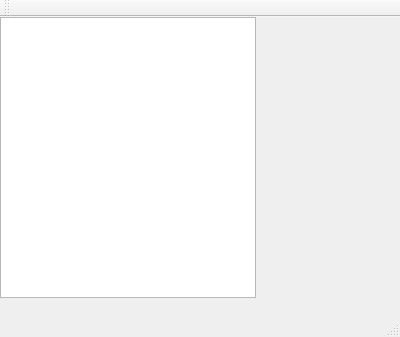
Qt form mainwindow.ui (Christopher2467/PropertyPlus) before a commit.
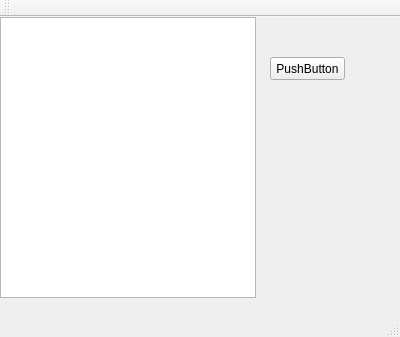
The same form after that commit.

Commit message: Adding the creator form without conflicts

```diff
--- a/mainwindow.ui
+++ b/mainwindow.ui
@@ -24,6 +24,19 @@
      </rect>
     </property>
    </widget>
+   <widget class="QPushButton" name="formOpen">
+    <property name="geometry">
+     <rect>
+      <x>270</x>
+      <y>40</y>
+      <width>75</width>
+      <height>23</height>
+     </rect>
+    </property>
+    <property name="text">
+     <string>PushButton</string>
+    </property>
+   </widget>
   </widget>
   <widget class="QMenuBar" name="menuBar">
    <property name="geometry">
```
The commit also changes 6 other files.
